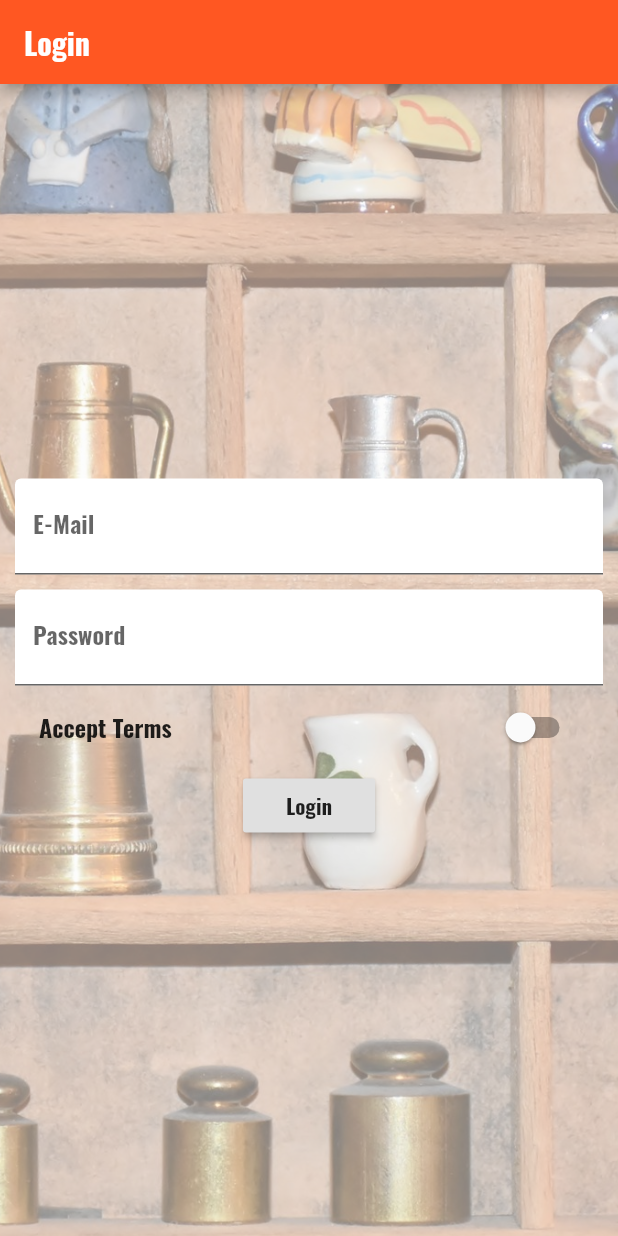
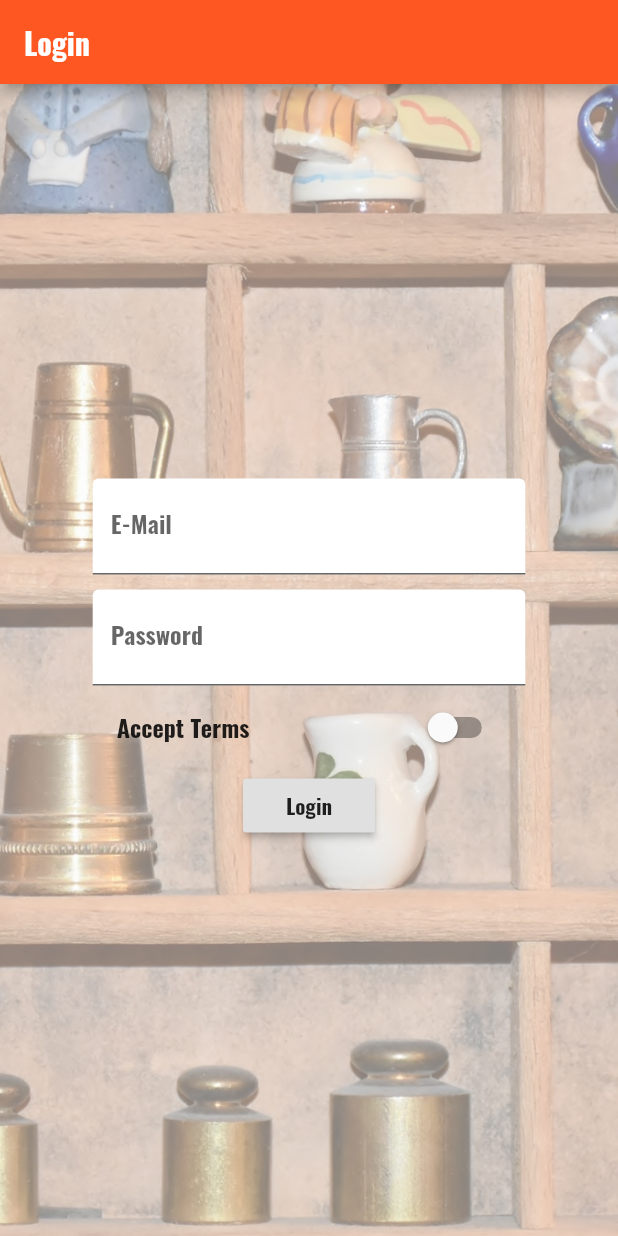
Before and after one commit to selvesandev/flutter-ess, a Flutter app: the screen it shows after launch, on a phone screen of 412 x 824 dp. Run offline on Flutter 3.47's test engine with Material 2 defaults, Android fonts, the phone set to English and light mode, and no system bars.

Commit message:
code refactoring

```diff
--- a/lib/main.dart
+++ b/lib/main.dart
@@ -3,7 +3,7 @@ import 'package:flutteress/pages/auth.dart';
 import 'package:flutteress/pages/product.dart';
 import 'package:flutteress/pages/products.dart';
 import 'package:flutteress/pages/products_admin.dart';
-import 'package:flutteress/products.dart';
+import 'package:flutteress/widgets/products/products.dart';
 // import 'package:flutteress/pages/products.dart';
 
 void main() {
@@ -42,6 +42,8 @@ class _MyAppState extends State<MyApp> {
       theme: ThemeData(
           brightness: Brightness.light,
           primarySwatch: Colors.deepOrange,
+          accentColor: Colors.deepPurple,
+          // buttonColor: Colors.greenAccent,
           fontFamily: 'MyFont'),
       // home: AuthPage(),
       routes: {
--- a/lib/pages/auth.dart
+++ b/lib/pages/auth.dart
@@ -10,49 +10,67 @@ class AuthPage extends StatefulWidget {
 class _AuthPageState extends State<AuthPage> {
   String _email, _password;
   bool _acceptTerms = false;
-  @override
-  Widget build(BuildContext context) {
-    return Scaffold(
-      appBar: AppBar(title: Text('Login')),
-      body: Container(
-        padding: EdgeInsets.all(10.0),
-        decoration: BoxDecoration(
-            image: DecorationImage(
-                colorFilter: ColorFilter.mode(
-                    Colors.black.withOpacity(0.5), BlendMode.dstATop),
+
+  DecorationImage _buildBackgroundImage() {
+    return DecorationImage(
+        colorFilter:
+            ColorFilter.mode(Colors.black.withOpacity(0.5), BlendMode.dstATop),
         fit: BoxFit.cover,
-                image: AssetImage('assets/background.jpg'))),
-        child: Center(
-          child: SingleChildScrollView(
-            child: Column(
-              children: <Widget>[
-                TextField(
+        image: AssetImage('assets/background.jpg'));
+  }
+
+  Widget _buildEmailTextField() {
+    return TextField(
       decoration: InputDecoration(
-                      labelText: 'E-Mail',
-                      filled: true,
-                      fillColor: Colors.white),
+          labelText: 'E-Mail', filled: true, fillColor: Colors.white),
       onChanged: (value) {
         setState(() {
           _email = value;
         });
       },
       keyboardType: TextInputType.emailAddress,
-                ),
-                SizedBox(
-                  height: 10.0,
-                ),
-                TextField(
+    );
+  }
+
+  Widget _buildPasswordTextField() {
+    return TextField(
         decoration: InputDecoration(
-                        labelText: 'Password',
-                        filled: true,
-                        fillColor: Colors.white),
+            labelText: 'Password', filled: true, fillColor: Colors.white),
         obscureText: true,
         onChanged: (value) {
           setState(() {
             _password = value;
           });
         },
-                    keyboardType: TextInputType.visiblePassword),
+        keyboardType: TextInputType.visiblePassword);
+  }
+
+  void _submitForm() {
+    Navigator.pushReplacementNamed(context, '/products');
+  }
+
+  @override
+  Widget build(BuildContext context) {
+    final double deviceWidth = MediaQuery.of(context).size.width;
+    final double targetWidth = deviceWidth > 768 ? 500 : deviceWidth * 0.7;
+
+    return Scaffold(
+      appBar: AppBar(title: Text('Login')),
+      body: Container(
+        padding: EdgeInsets.all(10.0),
+        decoration: BoxDecoration(image: _buildBackgroundImage()),
+        child: Center(
+          child: SingleChildScrollView(
+            child: Container(
+              // width: MediaQuery.of(context).orientation==Orientation.landscape,
+              width: targetWidth, //width is always 80%
+              child: Column(
+                children: <Widget>[
+                  _buildEmailTextField(),
+                  SizedBox(
+                    height: 10.0,
+                  ),
+                  _buildPasswordTextField(),
                   SwitchListTile(
                     value: _acceptTerms,
                     onChanged: (bool value) {
@@ -64,11 +82,10 @@ class _AuthPageState extends State<AuthPage> {
                   ),
                   RaisedButton(
                     child: Text('Login'),
-                  onPressed: () {
-                    Navigator.pushReplacementNamed(context, '/products');
-                  },
+                    onPressed: _submitForm,
                   ),
                 ],
+              ),
             ),
           ),
         ),
--- a/lib/pages/product.dart
+++ b/lib/pages/product.dart
@@ -1,5 +1,7 @@
 import 'package:flutter/material.dart';
 import 'dart:async';
+
+import 'package:flutteress/widgets/ui_element/title_default.dart';
 
 class ProductPage extends StatelessWidget {
   final String title, image, description;
@@ -53,7 +55,7 @@ class ProductPage extends StatelessWidget {
                   child: Column(
                     children: <Widget>[
                       Center(
-                        child: Text(title),
+                        child: TitleDefault(title),
                       ),
                       Center(
                         child: Text(description,),
@@ -64,7 +66,7 @@ class ProductPage extends StatelessWidget {
                 padding: EdgeInsets.all(10),
                 child: RaisedButton(
                   color: Theme.of(context).accentColor,
-                  child: Text('Delete'),
+                  child: Text('Delete',style: TextStyle(color: Colors.white),),
                   onPressed: () => _showWarnindDialog(context),
                 ),
               ),
--- a/lib/product_manager.dart
+++ b/lib/product_manager.dart
@@ -1,5 +1,5 @@
 import 'package:flutter/material.dart';
-import 'package:flutteress/products.dart';
+import 'package:flutteress/widgets/products/products.dart';
 
 class ProductManager extends StatelessWidget {
   final List<Map<String, dynamic>> products;
```
Also changed, not shown: lib/pages/product_create.dart (+43 -23 lines), lib/pages/products.dart (+9 -5 lines), lib/pages/products_admin.dart (+17 -13 lines), lib/products.dart (deleted, +0 -94 lines), lib/widgets/products/price_tag.dart (added, +20 -0 lines), lib/widgets/products/product_card.dart (added, +71 -0 lines), lib/widgets/products/products.dart (added, +26 -0 lines), lib/widgets/ui_element/title_default.dart (added, +17 -0 lines), 1 other file. Lines whose indentation alone changed are shown as unchanged.
